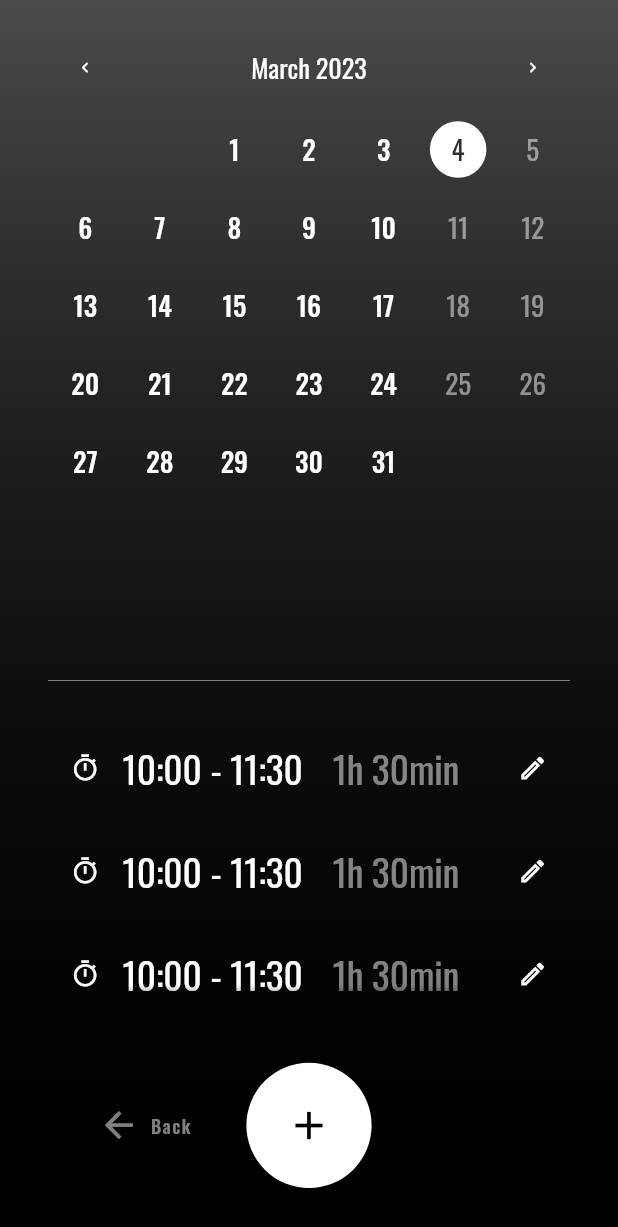
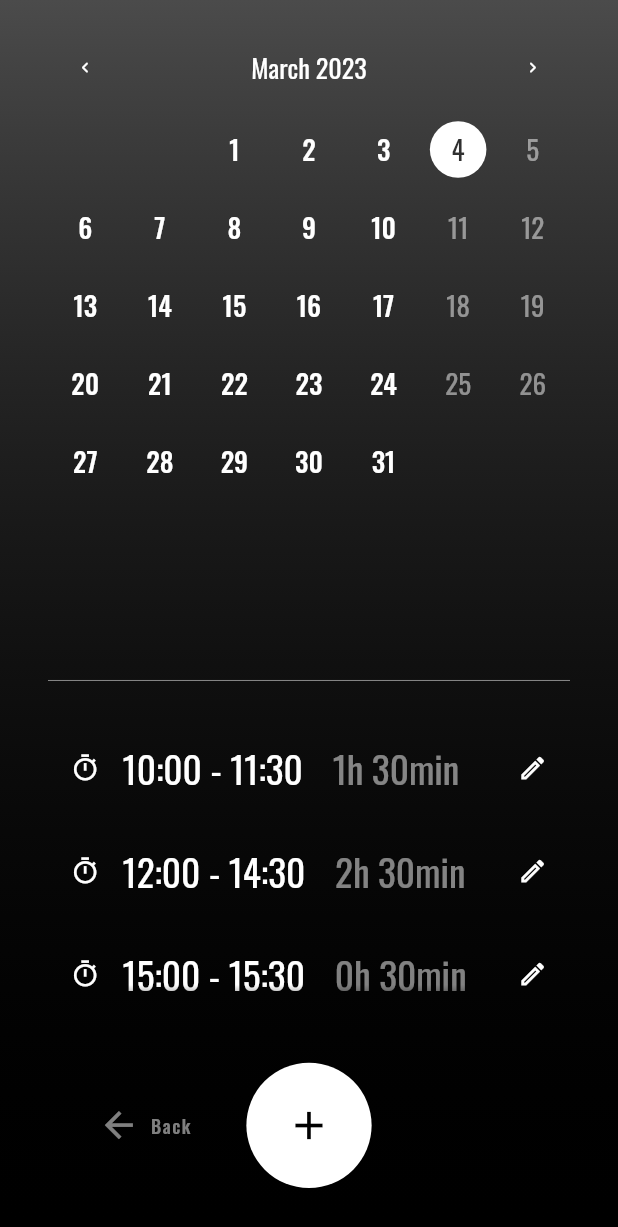
Before and after one commit to TobiasRitter/time_tracker, a Flutter app: the screen it shows after launch, after a tap on "Records", on a phone screen of 412 x 824 dp. Shown: the top 1227 px of the screen. Run offline on Flutter 3.47's test engine with Material 2 defaults, Android fonts, the phone set to English and light mode, and no system bars; drawn by our look-alikes of table_calendar; our stand-ins replace fl_chart, google_fonts.

Commit message:
add logic to time records

```diff
--- a/lib/balance_entry.dart
+++ b/lib/balance_entry.dart
@@ -1,4 +1,5 @@
 import 'package:flutter/material.dart';
+import 'package:time_tracker/utils.dart';
 
 class BalanceEntry extends StatelessWidget {
   final Duration duration;
@@ -14,10 +15,6 @@ class BalanceEntry extends StatelessWidget {
 
   @override
   Widget build(BuildContext context) {
-    int overallMinutes = duration.inMinutes;
-    int hours = (overallMinutes / 60).floor();
-    int minutes = overallMinutes - 60 * hours;
-
     return Padding(
       padding: const EdgeInsets.symmetric(vertical: 16.0),
       child: Row(
@@ -36,7 +33,7 @@ class BalanceEntry extends StatelessWidget {
                     ),
                     const Spacer(),
                     Text(
-                      "${hours}h ${minutes}min",
+                      getHoursAndMinutes(duration),
                       style: Theme.of(context).textTheme.headlineSmall,
                     ),
                   ],
--- a/lib/records_page.dart
+++ b/lib/records_page.dart
@@ -37,15 +37,25 @@ class RecordsPage extends StatelessWidget {
                     child: Calendar(),
                   ),
                   const HeroDivider(),
-                  const Expanded(
+                  Expanded(
                     child: FadingListView(
                       children: [
-                        TimeRecord(),
-                        TimeRecord(),
-                        TimeRecord(),
-                        TimeRecord(),
-                        TimeRecord(),
-                        TimeRecord(),
+                        TimeRecord(
+                          start: DateTime(2023, 1, 1, 10, 0),
+                          stop: DateTime(2023, 1, 1, 11, 30),
+                        ),
+                        TimeRecord(
+                          start: DateTime(2023, 1, 1, 12, 0),
+                          stop: DateTime(2023, 1, 1, 14, 30),
+                        ),
+                        TimeRecord(
+                          start: DateTime(2023, 1, 1, 15, 0),
+                          stop: DateTime(2023, 1, 1, 15, 30),
+                        ),
+                        TimeRecord(
+                          start: DateTime(2023, 1, 1, 16, 0),
+                          stop: DateTime(2023, 1, 1, 16, 45),
+                        ),
                       ],
                     ),
                   ),
--- a/lib/time_record.dart
+++ b/lib/time_record.dart
@@ -1,10 +1,19 @@
 import 'package:flutter/material.dart';
+import 'package:intl/intl.dart';
+import 'package:time_tracker/utils.dart';
 
 class TimeRecord extends StatelessWidget {
-  const TimeRecord({super.key});
+  final DateTime start;
+  final DateTime stop;
+
+  const TimeRecord({super.key, required this.start, required this.stop});
 
   @override
   Widget build(BuildContext context) {
+    String startString = DateFormat('HH:mm').format(start);
+    String stopString = DateFormat('HH:mm').format(stop);
+    Duration duration = stop.difference(start);
+
     return Padding(
       padding: const EdgeInsets.symmetric(vertical: 16.0),
       child: Row(
@@ -23,12 +32,12 @@ class TimeRecord extends StatelessWidget {
                       child: Row(
                         children: [
                           Text(
-                            "10:00 - 11:30",
+                            "$startString - $stopString",
                             style: Theme.of(context).textTheme.headlineMedium,
                           ),
                           const SizedBox(width: 32.0),
                           Text(
-                            "1h 30min",
+                            getHoursAndMinutes(duration),
                             style: Theme.of(context).textTheme.headlineSmall,
                           ),
                         ],
--- /dev/null
+++ b/lib/utils.dart
@@ -0,0 +1,6 @@
+String getHoursAndMinutes(Duration duration) {
+  int overallMinutes = duration.inMinutes;
+  int hours = (overallMinutes / 60).floor();
+  int minutes = overallMinutes - 60 * hours;
+  return "${hours}h ${minutes}min";
+}
```
